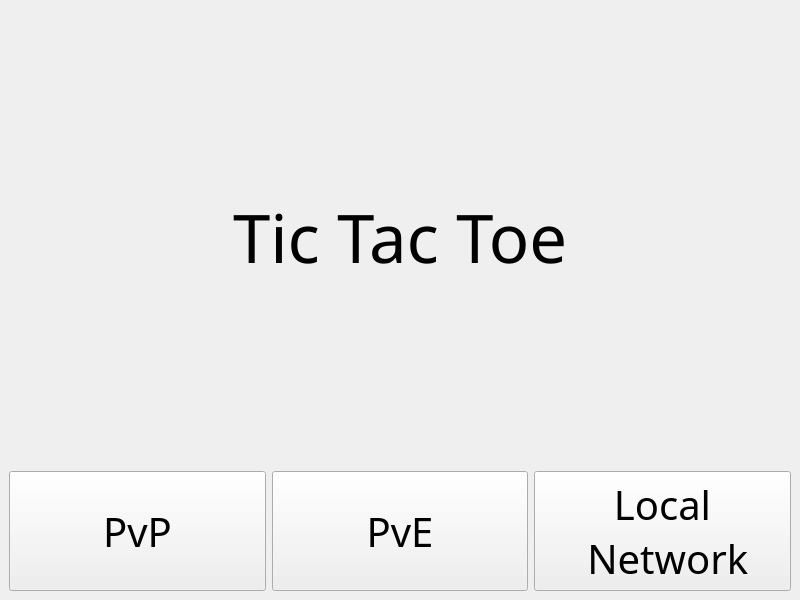
First picture: the form in Dep/UI/start_window.ui, repository Asem1090/tic_tac_toe, before the edit.
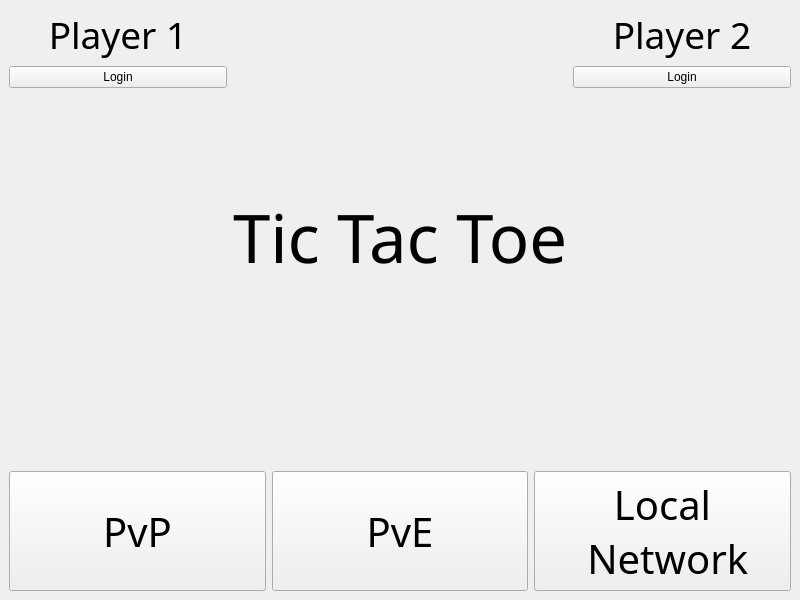
Second picture: the form after the edit.

Diff of the .ui file:
```diff
--- a/Dep/UI/start_window.ui
+++ b/Dep/UI/start_window.ui
@@ -19,6 +19,61 @@
      <layout class="QVBoxLayout" name="verticalLayout_2">
       <item>
        <layout class="QHBoxLayout" name="horizontalLayout_2">
+        <item>
+         <layout class="QVBoxLayout" name="verticalLayout_3">
+          <item>
+           <widget class="QLabel" name="player_1_label">
+            <property name="font">
+             <font>
+              <family>Poor Richard</family>
+              <pointsize>28</pointsize>
+             </font>
+            </property>
+            <property name="text">
+             <string>Player 1</string>
+            </property>
+            <property name="alignment">
+             <set>Qt::AlignHCenter|Qt::AlignTop</set>
+            </property>
+           </widget>
+          </item>
+          <item>
+           <widget class="QPushButton" name="player_1_login_btn">
+            <property name="layoutDirection">
+             <enum>Qt::LeftToRight</enum>
+            </property>
+            <property name="text">
+             <string>Login</string>
+            </property>
+            <property name="autoDefault">
+             <bool>false</bool>
+            </property>
+            <property name="default">
+             <bool>false</bool>
+            </property>
+            <property name="flat">
+             <bool>false</bool>
+            </property>
+           </widget>
+          </item>
+          <item>
+           <spacer name="verticalSpacer">
+            <property name="orientation">
+             <enum>Qt::Vertical</enum>
+            </property>
+            <property name="sizeType">
+             <enum>QSizePolicy::Expanding</enum>
+            </property>
+            <property name="sizeHint" stdset="0">
+             <size>
+              <width>20</width>
+              <height>50</height>
+             </size>
+            </property>
+           </spacer>
+          </item>
+         </layout>
+        </item>
         <item>
          <widget class="QLabel" name="label">
           <property name="font">
@@ -35,6 +90,46 @@
           </property>
          </widget>
         </item>
+        <item>
+         <layout class="QVBoxLayout" name="verticalLayout_4">
+          <item>
+           <widget class="QLabel" name="player_2_label">
+            <property name="font">
+             <font>
+              <family>Poor Richard</family>
+              <pointsize>28</pointsize>
+             </font>
+            </property>
+            <property name="text">
+             <string>Player 2</string>
+            </property>
+            <property name="alignment">
+             <set>Qt::AlignHCenter|Qt::AlignTop</set>
+            </property>
+           </widget>
+          </item>
+          <item>
+           <widget class="QPushButton" name="player_2_login_btn">
+            <property name="text">
+             <string>Login</string>
+            </property>
+           </widget>
+          </item>
+          <item>
+           <spacer name="verticalSpacer_2">
+            <property name="orientation">
+             <enum>Qt::Vertical</enum>
+            </property>
+            <property name="sizeHint" stdset="0">
+             <size>
+              <width>20</width>
+              <height>40</height>
+             </size>
+            </property>
+           </spacer>
+          </item>
+         </layout>
+        </item>
        </layout>
       </item>
       <item>
```
